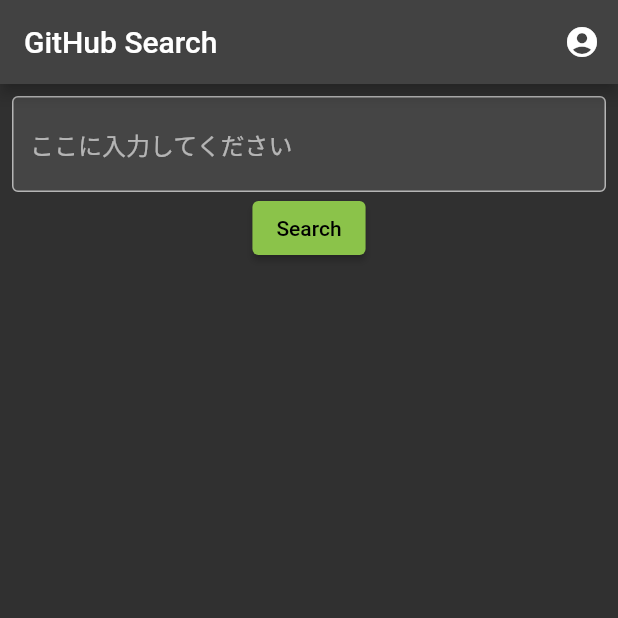
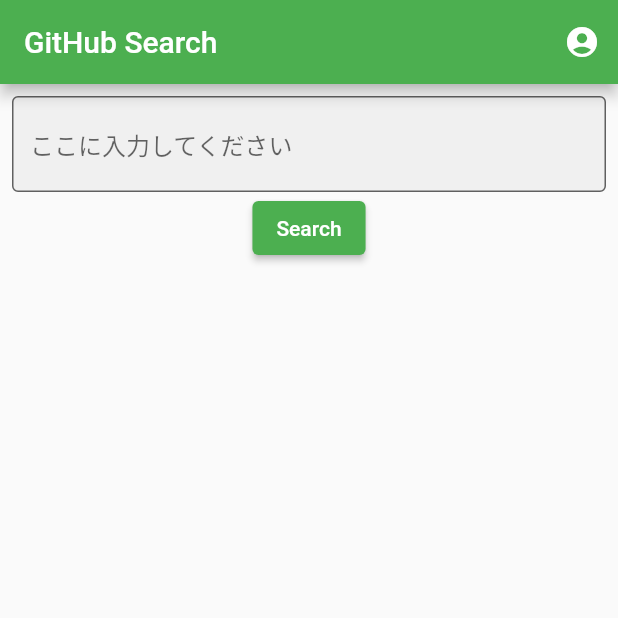
Before and after one commit to aquaman1182/GithubSearch, a Flutter app: the screen it shows after launch, on a phone screen of 412 x 824 dp, the top half of it. Run offline on Flutter 3.47's test engine with Material 2 defaults, Android fonts, the phone set to English and light mode, and no system bars; our stand-ins replace go_router.

```diff
--- a/lib/di/github_api.dart
+++ b/lib/di/github_api.dart
@@ -43,4 +43,8 @@ class GitHubApi with ChangeNotifier {
       throw error;
     }
   }
+
+  getRepositoryByName(String repositoryName) {
+
+  }
 }
--- a/lib/main.dart
+++ b/lib/main.dart
@@ -1,23 +1,36 @@
 import 'package:anycloud_pre_training/di/github_api.dart';
-import 'package:anycloud_pre_training/view/repository_list.dart';
+import 'package:anycloud_pre_training/router/router.dart';
 import 'package:flutter/material.dart';
+import 'package:go_router/go_router.dart';
 import 'package:provider/provider.dart';
-void main() => runApp(MyApp());
+void main() async {
+  final goRouter = createGoRouter(); // 追加: goRouterを作成
+
+  runApp(
+    ChangeNotifierProvider(
+      create: (context) => GitHubApi(),
+      child: MyApp(goRouter: goRouter)
+    ),
+  );
+}
 
 class MyApp extends StatelessWidget {
+  final GoRouter goRouter; // 追加: goRouterのフィールド
+
+  MyApp({required this.goRouter}); // 追加: goRouterをコンストラクタで受け取る
+
   @override
   Widget build(BuildContext context) {
-    return ChangeNotifierProvider(
-      create: (context) => GitHubApi(),
-      child: MaterialApp(
-        title: 'GitHub Search',
-        theme: ThemeData(
-          primarySwatch: Colors.lightGreen,
-          //ダークモードに対応する　動的に変化するように変更する
-          brightness: Brightness.dark,
-        ),
-        home: MyHomePage(title: 'GitHub Search', key: Key('home-page'),),
+    return MaterialApp.router(
+      title: 'リポジトリ検索アプリ',
+      theme: ThemeData(
+        primarySwatch: Colors.green,
       ),
+      //下記を追加すると動いた
+      routeInformationProvider: goRouter.routeInformationProvider,
+      routeInformationParser: goRouter.routeInformationParser,
+      routerDelegate: goRouter.routerDelegate,
+      debugShowCheckedModeBanner: false,
     );
   }
 }
--- a/lib/view/repository_list.dart
+++ b/lib/view/repository_list.dart
@@ -1,12 +1,11 @@
 import 'package:flutter/material.dart';
 import 'package:flutter/services.dart';
+import 'package:go_router/go_router.dart';
 import 'package:provider/provider.dart';
 import '../di/github_api.dart';
 
 class MyHomePage extends StatelessWidget {
-  MyHomePage({required Key key, required this.title}) : super(key: key);
 
-  final String title;
   final TextEditingController textController = TextEditingController();
 
   @override
@@ -15,7 +14,7 @@ class MyHomePage extends StatelessWidget {
     return Scaffold(
       //- ヘッダーを作成して、ログイン中のユーザーのアイコンを表示する - Github API（ `/[user](https://docs.github.com/ja/rest/users/users?apiVersion=2022-11-28#get-the-authenticated-user)` ）を利用する。ヘッダーはすべての画面で表示すること
       appBar: AppBar(
-        title: Text(title),
+        title: Text("GitHub Search"),
         actions: [
           IconButton(
             onPressed: () {
@@ -65,6 +64,9 @@ class MyHomePage extends StatelessWidget {
                     title: Text(gitHubApi.repositories[i]['name']),
                     subtitle: Text(gitHubApi.repositories[i]['language']),
                     trailing: Text(gitHubApi.repositories[i]['stargazers_count'].toString()),
+                    onTap: () {
+                      context.go('/repository/${gitHubApi.repositories[i]['name']}');
+                    },
                   ),
                 ),
               ),
--- a/pubspec.yaml
+++ b/pubspec.yaml
@@ -9,13 +9,15 @@ dependencies:
   flutter:
     sdk: flutter
   cupertino_icons: ^1.0.2
+  go_router: ^7.1.1
+  http: ^0.13.6
+  provider: ^6.0.5
 
 dev_dependencies:
   flutter_test:
     sdk: flutter
 
-  http: ^0.13.6
-  provider: ^6.0.5
+
 
 flutter:
   uses-material-design: true
```
Also changed, not shown: lib/router/router.dart (added, +32 -0 lines), lib/view/repository_datail.dart (added, +28 -0 lines), pubspec.lock.
